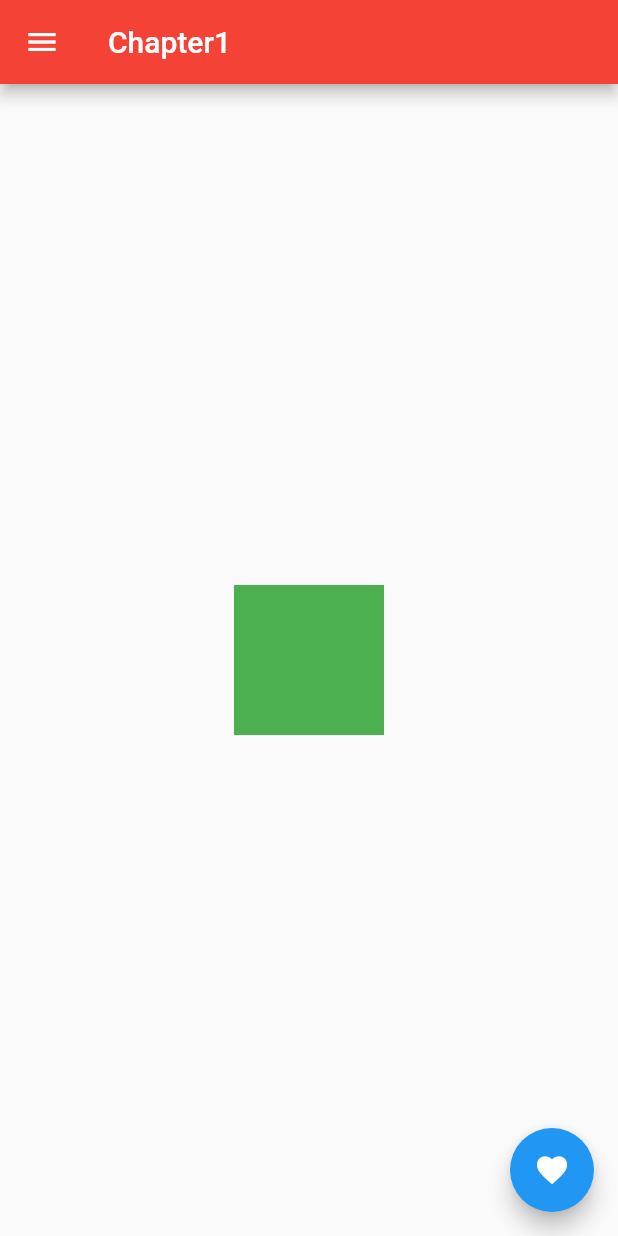
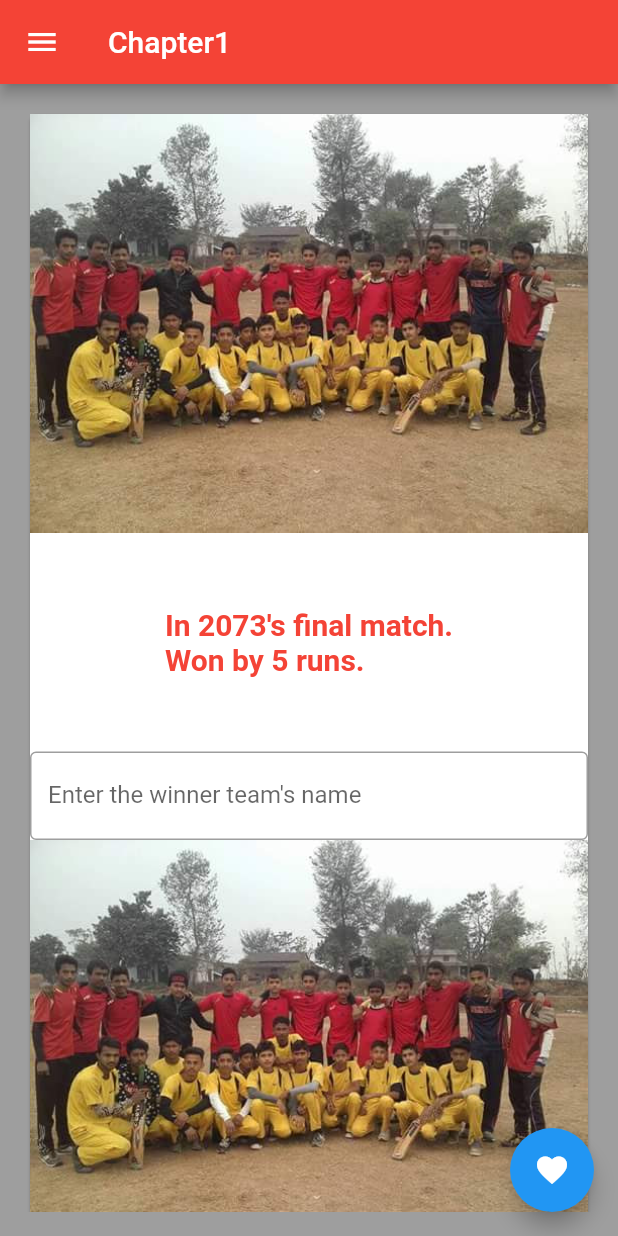
Before and after one commit to imksav/flutter_chapter1, a Flutter app: the screen it shows after launch, on a phone screen of 412 x 824 dp. Run offline on Flutter 3.47's test engine with Material 2 defaults, Android fonts, the light colour scheme and no system bars.

Commit message:
Learning still with textfield

```diff
--- a/lib/main.dart
+++ b/lib/main.dart
@@ -13,15 +13,49 @@ class HomePage extends StatelessWidget {
   @override
   Widget build(BuildContext context) {
     return Scaffold(
+      backgroundColor: Colors.grey,
       appBar: AppBar(
         title: Text("Chapter1"),
         backgroundColor: Colors.red,
       ),
       body: Center(
-        child: Container(
-          width: 100,
-          height: 100,
-          color: Colors.green,
+        child: Padding(
+          padding: const EdgeInsets.all(16.0),
+          child: SingleChildScrollView(
+            child: Card(
+              child: Column(
+                children: [
+                  Image.asset(
+                    "assets/pebs.jpg",
+                  ),
+                  SizedBox(
+                    height: 50,
+                  ),
+                  Text(
+                    "In 2073's final match.\nWon by 5 runs.",
+                    style: TextStyle(
+                      fontSize: 20.0,
+                      fontWeight: FontWeight.bold,
+                      color: Colors.red,
+                    ),
+                  ),
+                  SizedBox(
+                    height: 50,
+                  ),
+                  TextField(
+                    decoration: InputDecoration(
+                      hintText: "Enter the winner team's name",
+                      labelText: "Enter the winner team's name",
+                      border: OutlineInputBorder(),
+                    ),
+                  ),
+                  Image.asset(
+                    "assets/pebs.jpg",
+                  ),
+                ],
+              ),
+            ),
+          ),
         ),
       ),
       drawer: Drawer(
--- a/pubspec.yaml
+++ b/pubspec.yaml
@@ -45,9 +45,9 @@ flutter:
   uses-material-design: true
 
   # To add assets to your application, add an assets section, like this:
-  # assets:
-  #   - images/a_dot_burr.jpeg
-  #   - images/a_dot_ham.jpeg
+  assets:
+    - assets/pebs.jpg
+    # - images/a_dot_ham.jpeg
 
   # An image asset can refer to one or more resolution-specific "variants", see
   # https://flutter.dev/assets-and-images/#resolution-aware.
```
Also changed, not shown: assets/pebs.jpg (added).
